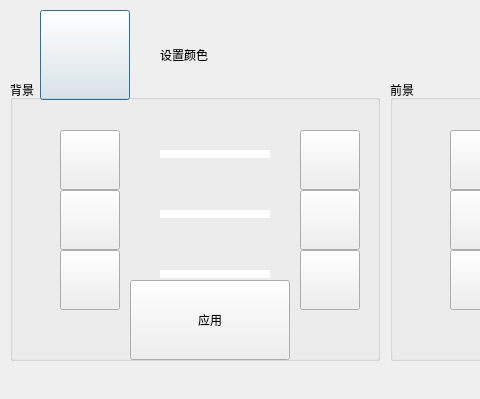
This is src/XMusic/ui/colordlg.ui in 1028417/XMusic as Qt 5 draws it before an edit; both pictures show x 0 to 480 and y 0 to 399 of the 801 by 399 pixel window. The edited form follows.
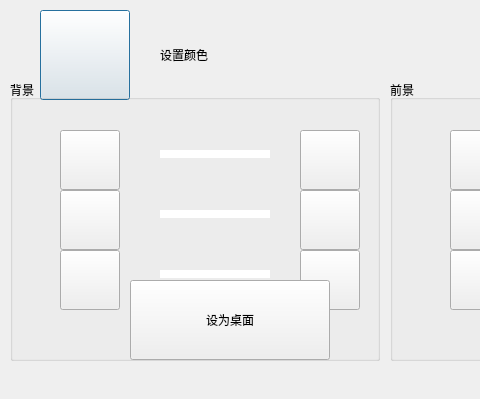
This is the edited form. Icons and pictures are not drawn. Custom widgets are drawn as their Qt base class.

The edit to the form file:
```diff
--- a/src/XMusic/ui/colordlg.ui
+++ b/src/XMusic/ui/colordlg.ui
@@ -320,7 +320,7 @@
      <rect>
       <x>120</x>
       <y>200</y>
-      <width>160</width>
+      <width>200</width>
       <height>80</height>
      </rect>
     </property>
@@ -331,7 +331,7 @@
      <string notr="true"/>
     </property>
     <property name="text">
-     <string>应用</string>
+     <string>设为桌面</string>
     </property>
     <property name="iconSize">
      <size>
```
